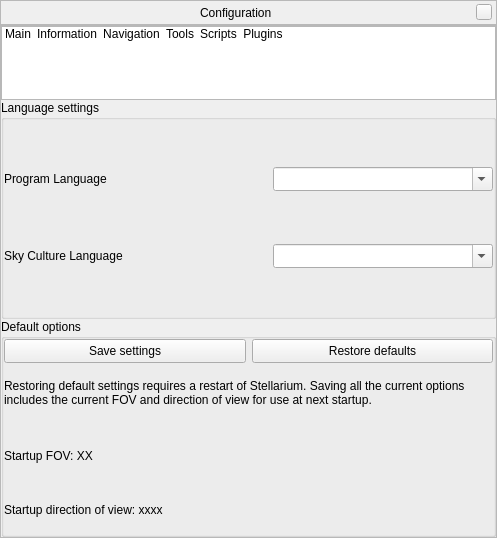
Old version of the form src/gui/configurationDialog.ui in the repository 519984307/stellarium_src.
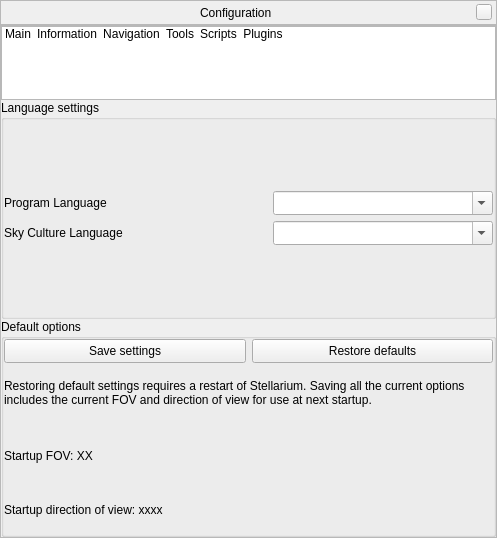
New version of the form. Icons and pictures are not drawn. Custom widgets are drawn as their Qt base class.

What changed in the file:
```diff
--- a/src/gui/configurationDialog.ui
+++ b/src/gui/configurationDialog.ui
@@ -172,7 +172,7 @@
             <property name="title">
              <string>Language settings</string>
             </property>
-            <layout class="QHBoxLayout" name="horizontalLayout_2">
+            <layout class="QGridLayout" name="gridLayout_4">
              <property name="leftMargin">
               <number>0</number>
              </property>
@@ -185,7 +185,7 @@
              <property name="bottomMargin">
               <number>0</number>
              </property>
-             <item>
+             <item row="0" column="0">
               <layout class="QGridLayout" name="languageGridLayout">
                <item row="0" column="0">
                 <widget class="QLabel" name="programLanguageLabel">
```
